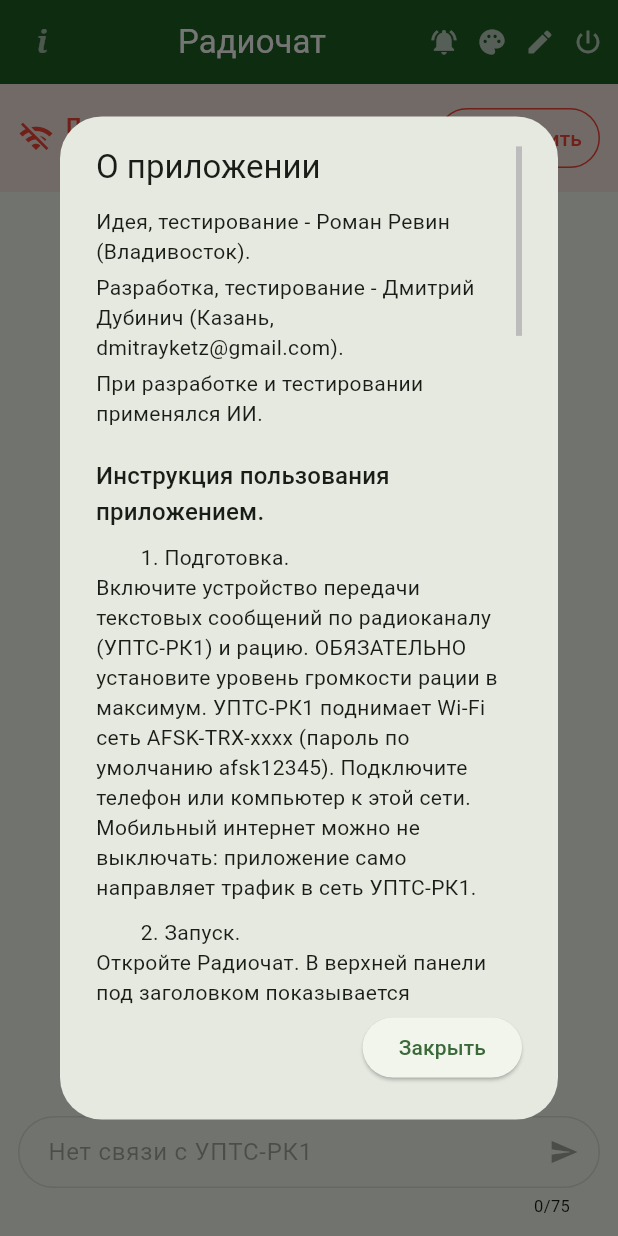
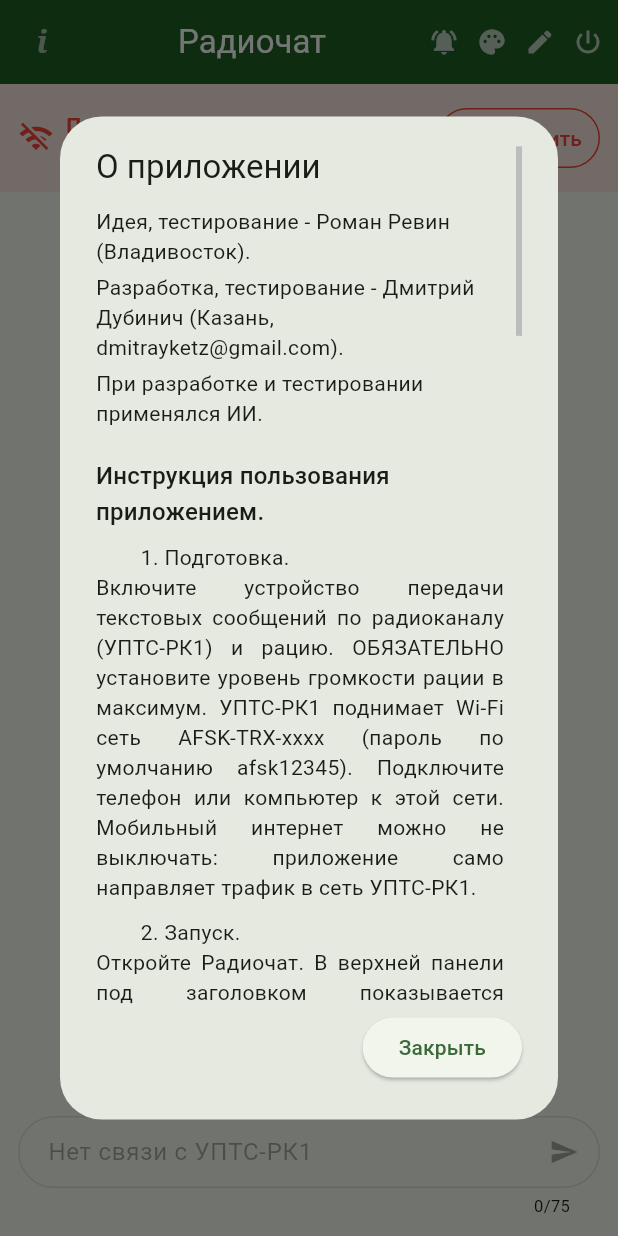
Before and after one commit to dmitray27/flutter, a Flutter app: the screen it shows after launch, after a tap on an icon or button, on a phone screen of 412 x 824 dp. Run offline on Flutter 3.47's test engine with Material 3 defaults, Android fonts, the phone set to English and light mode, and no system bars; our stand-ins replace audioplayers, flutter_local_notifications, shared_preferences; missing offline and left inert: flutter_rustore_push, flutter_rustore_update, network_info_plus, window_manager; statements that could not run were skipped.

Commit message:
update lib/info_dialog.dart

```diff
--- a/lib/info_dialog.dart
+++ b/lib/info_dialog.dart
@@ -158,7 +158,11 @@ class _InfoTextState extends State<_InfoText> {
               for (final paragraph in info.manual)
                 Padding(
                   padding: const EdgeInsets.only(bottom: 10),
-                  child: Text(paragraph, style: theme.bodyMedium),
+                  child: Text(
+                    paragraph,
+                    style: theme.bodyMedium,
+                    textAlign: TextAlign.justify,
+                  ),
                 ),
             ],
           ),
```
